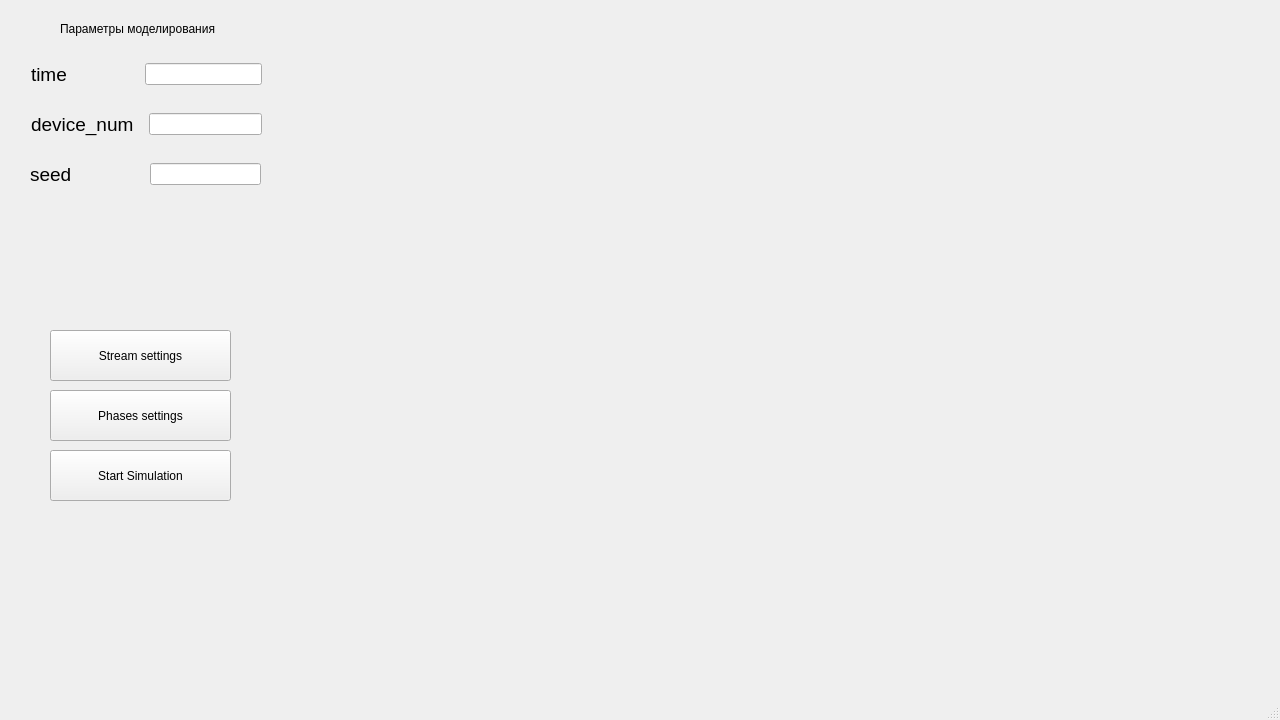
This is mainwindow.ui in Nobahu/Coursework as Qt 5 draws it before an edit. The edited form follows.
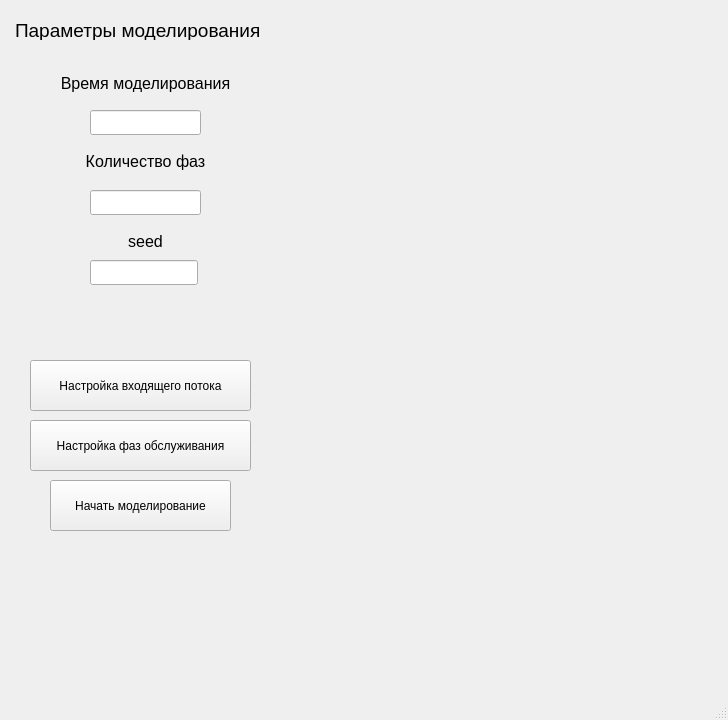
This is the edited form.

Patch:
```diff
--- a/mainwindow.ui
+++ b/mainwindow.ui
@@ -6,7 +6,7 @@
    <rect>
     <x>0</x>
     <y>0</y>
-    <width>1280</width>
+    <width>728</width>
     <height>720</height>
    </rect>
   </property>
@@ -14,32 +14,17 @@
    <string>MainWindow</string>
   </property>
   <widget class="QWidget" name="centralwidget">
-   <widget class="QStackedWidget" name="stackedGraphicsWidget">
-    <property name="geometry">
-     <rect>
-      <x>720</x>
-      <y>10</y>
-      <width>551</width>
-      <height>661</height>
-     </rect>
-    </property>
-    <property name="currentIndex">
-     <number>0</number>
-    </property>
-    <widget class="QWidget" name="page_0"/>
-    <widget class="QWidget" name="page_1"/>
-   </widget>
    <widget class="QPushButton" name="Start_pushButton">
     <property name="geometry">
      <rect>
       <x>50</x>
-      <y>450</y>
+      <y>480</y>
       <width>181</width>
       <height>51</height>
      </rect>
     </property>
     <property name="text">
-     <string>Start Simulation</string>
+     <string>Начать моделирование</string>
     </property>
    </widget>
    <widget class="QWidget" name="widget" native="true">
@@ -48,130 +33,147 @@
       <x>10</x>
       <y>10</y>
       <width>271</width>
-      <height>281</height>
+      <height>331</height>
      </rect>
     </property>
     <widget class="QLabel" name="label">
      <property name="geometry">
       <rect>
-       <x>50</x>
+       <x>5</x>
        <y>10</y>
-       <width>171</width>
-       <height>17</height>
+       <width>261</width>
+       <height>20</height>
       </rect>
      </property>
+     <property name="font">
+      <font>
+       <pointsize>14</pointsize>
+      </font>
+     </property>
      <property name="text">
       <string>Параметры моделирования</string>
      </property>
     </widget>
-    <widget class="QWidget" name="layoutWidget">
+    <widget class="QLabel" name="label_3">
      <property name="geometry">
       <rect>
-       <x>21</x>
-       <y>50</y>
-       <width>231</width>
-       <height>28</height>
+       <x>0</x>
+       <y>60</y>
+       <width>271</width>
+       <height>26</height>
       </rect>
      </property>
-     <layout class="QHBoxLayout" name="horizontalLayout_2">
-      <property name="spacing">
-       <number>78</number>
-      </property>
-      <item>
-       <widget class="QLabel" name="label_3">
-        <property name="font">
-         <font>
-          <pointsize>14</pointsize>
-         </font>
-        </property>
-        <property name="text">
-         <string>time</string>
-        </property>
-       </widget>
-      </item>
-      <item>
-       <widget class="QLineEdit" name="lineEdit_2"/>
-      </item>
-     </layout>
+     <property name="font">
+      <font>
+       <pointsize>12</pointsize>
+      </font>
+     </property>
+     <property name="layoutDirection">
+      <enum>Qt::LeftToRight</enum>
+     </property>
+     <property name="frameShape">
+      <enum>QFrame::NoFrame</enum>
+     </property>
+     <property name="text">
+      <string>Время моделирования</string>
+     </property>
+     <property name="alignment">
+      <set>Qt::AlignCenter</set>
+     </property>
     </widget>
-    <widget class="QWidget" name="layoutWidget">
+    <widget class="QLineEdit" name="lineEdit_2">
+     <property name="enabled">
+      <bool>true</bool>
+     </property>
      <property name="geometry">
       <rect>
-       <x>21</x>
+       <x>80</x>
        <y>100</y>
-       <width>231</width>
-       <height>28</height>
+       <width>111</width>
+       <height>25</height>
       </rect>
      </property>
-     <layout class="QHBoxLayout" name="horizontalLayout_3">
-      <property name="spacing">
-       <number>15</number>
-      </property>
-      <item>
-       <widget class="QLabel" name="label_2">
-        <property name="font">
-         <font>
-          <pointsize>14</pointsize>
-         </font>
-        </property>
-        <property name="text">
-         <string>device_num</string>
-        </property>
-       </widget>
-      </item>
-      <item>
-       <widget class="QLineEdit" name="lineEdit_4"/>
-      </item>
-     </layout>
     </widget>
-    <widget class="QWidget" name="layoutWidget">
+    <widget class="QLabel" name="label_2">
      <property name="geometry">
       <rect>
-       <x>20</x>
-       <y>150</y>
-       <width>231</width>
-       <height>28</height>
+       <x>0</x>
+       <y>140</y>
+       <width>271</width>
+       <height>22</height>
       </rect>
      </property>
-     <layout class="QHBoxLayout" name="horizontalLayout_4">
-      <property name="spacing">
-       <number>78</number>
-      </property>
-      <item>
-       <widget class="QLabel" name="label_5">
-        <property name="font">
-         <font>
-          <pointsize>14</pointsize>
-         </font>
-        </property>
-        <property name="text">
-         <string>seed</string>
-        </property>
-       </widget>
-      </item>
-      <item>
-       <widget class="QLineEdit" name="lineEdit_5"/>
-      </item>
-     </layout>
+     <property name="font">
+      <font>
+       <pointsize>12</pointsize>
+      </font>
+     </property>
+     <property name="text">
+      <string>Количество фаз</string>
+     </property>
+     <property name="alignment">
+      <set>Qt::AlignCenter</set>
+     </property>
+    </widget>
+    <widget class="QLineEdit" name="lineEdit_4">
+     <property name="geometry">
+      <rect>
+       <x>80</x>
+       <y>180</y>
+       <width>111</width>
+       <height>25</height>
+      </rect>
+     </property>
+    </widget>
+    <widget class="QLineEdit" name="lineEdit_5">
+     <property name="geometry">
+      <rect>
+       <x>80</x>
+       <y>250</y>
+       <width>108</width>
+       <height>25</height>
+      </rect>
+     </property>
+    </widget>
+    <widget class="QLabel" name="label_5">
+     <property name="geometry">
+      <rect>
+       <x>5</x>
+       <y>220</y>
+       <width>261</width>
+       <height>22</height>
+      </rect>
+     </property>
+     <property name="font">
+      <font>
+       <pointsize>12</pointsize>
+      </font>
+     </property>
+     <property name="text">
+      <string>seed</string>
+     </property>
+     <property name="alignment">
+      <set>Qt::AlignCenter</set>
+     </property>
     </widget>
    </widget>
    <widget class="QPushButton" name="PSettings_pushButton">
     <property name="geometry">
      <rect>
-      <x>50</x>
-      <y>390</y>
-      <width>181</width>
+      <x>30</x>
+      <y>420</y>
+      <width>221</width>
       <height>51</height>
      </rect>
     </property>
     <property name="text">
-     <string>Phases settings</string>
+     <string>Настройка фаз обслуживания</string>
     </property>
    </widget>
    <widget class="QStackedWidget" name="PhaseStackedWidget">
     <property name="geometry">
      <rect>
-      <x>280</x>
+      <x>330</x>
       <y>40</y>
       <width>300</width>
       <height>411</height>
@@ -183,7 +185,7 @@
    <widget class="QStackedWidget" name="StreamStackedWidget">
     <property name="geometry">
      <rect>
-      <x>280</x>
+      <x>330</x>
       <y>460</y>
       <width>301</width>
       <height>201</height>
@@ -195,14 +197,14 @@
    <widget class="QPushButton" name="SSettings_pushButton">
     <property name="geometry">
      <rect>
-      <x>50</x>
-      <y>330</y>
-      <width>181</width>
+      <x>30</x>
+      <y>360</y>
+      <width>221</width>
       <height>51</height>
      </rect>
     </property>
     <property name="text">
-     <string>Stream settings</string>
+     <string>Настройка входящего потока</string>
     </property>
    </widget>
   </widget>
```
Left out of the diff: 2 changed lines with no effect on the pictures.
